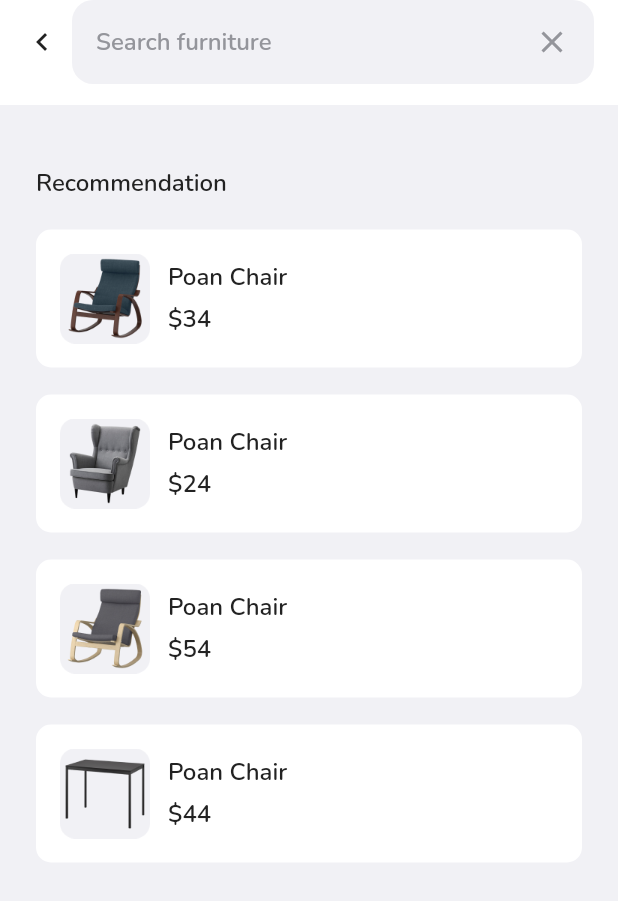
After one commit to emariif/space, a Flutter app: the SearchPage screen opened by its route, on a phone screen of 412 x 824 dp. The commit adds this screen. Shown: the top 901 px of the screen. Run offline on Flutter 3.47's test engine with Material 2 defaults, Android fonts, the phone set to English and light mode, and no system bars; our stand-ins replace carousel_slider, fluttertoast, google_fonts; missing offline and left inert: dart:ffi.

Commit message:
search page and result

```diff
--- a/lib/main.dart
+++ b/lib/main.dart
@@ -1,6 +1,8 @@
 import 'package:flutter/material.dart';
 import 'package:space/pages/home_page.dart';
 import 'package:space/pages/onboarding_page.dart';
+import 'package:space/pages/search_page.dart';
+import 'package:space/pages/search_result_page.dart';
 import 'package:space/pages/splash_page.dart';
 import 'package:space/pages/sign_in_page.dart';
 
@@ -18,6 +20,8 @@ class MyApp extends StatelessWidget {
         '/onboarding':(context) => const OnboardingPage(),
         '/sign-in': (context) => const SignInPage(),
         '/home': (context) => const HomePage(),
+        '/search-page': (context) => const SearchPage(),
+        '/search-result-page':(context) => const SearchResultPage(),
       },
     );
   }
--- /dev/null
+++ b/lib/pages/search_page.dart
@@ -0,0 +1,101 @@
+import 'package:flutter/material.dart';
+import 'package:space/theme.dart';
+import 'package:space/widgets/recommendation_item.dart';
+
+class SearchPage extends StatelessWidget {
+  const SearchPage({Key? key}) : super(key: key);
+
+  @override
+  Widget build(BuildContext context) {
+    return Scaffold(
+      backgroundColor: kWhiteGreyColor,
+      appBar: PreferredSize(
+        preferredSize: const Size(double.infinity, 70),
+        child: AppBar(
+          automaticallyImplyLeading: false,
+          backgroundColor: kWhiteColor,
+          elevation: 0,
+          title: Row(
+            children: [
+              Icon(
+                Icons.chevron_left,
+                color: kBlackColor,
+              ),
+              const SizedBox(
+                width: 8,
+              ),
+              Expanded(
+                child: Container(
+                  padding: const EdgeInsets.all(16),
+                  decoration: BoxDecoration(
+                    color: kWhiteGreyColor,
+                    borderRadius: BorderRadius.circular(14),
+                  ),
+                  child: Row(
+                    children: [
+                      Expanded(
+                        child: TextFormField(
+                          textInputAction: TextInputAction.go,
+                          onFieldSubmitted: (value) {
+                            Navigator.pushNamed(context, '/search-result-page');
+                          },
+                          decoration: InputDecoration.collapsed(
+                            hintText: 'Search furniture',
+                            hintStyle: greyTextStyle.copyWith(
+                                fontSize: 16, fontWeight: semiBold),
+                          ),
+                        ),
+                      ),
+                      const SizedBox(
+                        width: 10,
+                      ),
+                      Icon(
+                        Icons.close,
+                        color: kGreyColor,
+                      ),
+                    ],
+                  ),
+                ),
+              ),
+            ],
+          ),
+        ),
+      ),
+      body: ListView(
+        padding: const EdgeInsets.symmetric(horizontal: 24),
+        children: [
+          const SizedBox(
+            height: 41,
+          ),
+          Text(
+            'Recommendation',
+            style: blackTextStyle.copyWith(fontSize: 16, fontWeight: semiBold),
+          ),
+          const SizedBox(
+            height: 20,
+          ),
+          const RecommendationItem(
+            imageUrl: 'assets/image_product_list1.png',
+            title: 'Poan Chair',
+            price: 34,
+          ),
+          const RecommendationItem(
+            imageUrl: 'assets/image_product_list2.png',
+            title: 'Poan Chair',
+            price: 24,
+          ),
+          const RecommendationItem(
+            imageUrl: 'assets/image_product_list3.png',
+            title: 'Poan Chair',
+            price: 54,
+          ),
+          const RecommendationItem(
+            imageUrl: 'assets/image_product_list4.png',
+            title: 'Poan Chair',
+            price: 44,
+          ),
+        ],
+      ),
+    );
+  }
+}
--- /dev/null
+++ b/lib/widgets/recommendation_item.dart
@@ -0,0 +1,60 @@
+import 'package:flutter/material.dart';
+import 'package:space/theme.dart';
+
+class RecommendationItem extends StatelessWidget {
+  final String imageUrl;
+  final String title;
+  final int price;
+
+  const RecommendationItem(
+      {Key? key,
+      required this.imageUrl,
+      required this.title,
+      required this.price})
+      : super(key: key);
+
+  @override
+  Widget build(BuildContext context) {
+    return Container(
+      padding: const EdgeInsets.all(16),
+      margin: const EdgeInsets.only(bottom: 18),
+      decoration: BoxDecoration(
+        color: kWhiteColor,
+        borderRadius: BorderRadius.circular(10),
+      ),
+      child: Row(
+        children: [
+          Image.asset(
+            imageUrl,
+            width: 60,
+          ),
+          const SizedBox(
+            width: 12,
+          ),
+          Column(
+            crossAxisAlignment: CrossAxisAlignment.start,
+            children: [
+              Text(
+                title,
+                style: blackTextStyle.copyWith(
+                  fontSize: 16,
+                  fontWeight: semiBold,
+                ),
+              ),
+              const SizedBox(
+                height: 6,
+              ),
+              Text(
+                '\$$price',
+                style: blackTextStyle.copyWith(
+                  fontSize: 16,
+                  fontWeight: semiBold,
+                ),
+              ),
+            ],
+          )
+        ],
+      ),
+    );
+  }
+}
```
Also changed, not shown: lib/pages/home_page.dart (+6 -1 lines), lib/pages/search_result_page.dart (added, +95 -0 lines).
